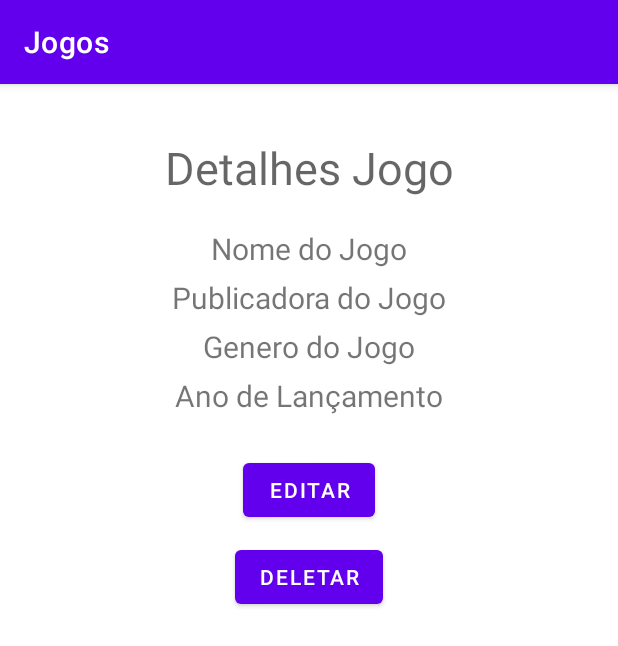
After one commit to gabrieldeina/Games, an Android app: the DetalhesActivity screen opened directly, with no data from a screen before it, on a phone screen of 412 x 824 dp. The commit adds this screen. Shown: the top 646 px of the screen. Run offline under Robolectric (Android 15) with nearby library versions, the phone set to English and light mode, and no system bars; 6 statements that could not run were skipped.

Commit message:
created details, implemented delete and update

```diff
--- a/app/src/main/AndroidManifest.xml
+++ b/app/src/main/AndroidManifest.xml
@@ -9,6 +9,9 @@
         android:roundIcon="@mipmap/ic_launcher_round"
         android:supportsRtl="true"
         android:theme="@style/Theme.Jogos">
+        <activity
+            android:name=".activities.DetalhesActivity"
+            android:exported="true" />
         <activity
             android:name=".activities.CreateActivity"
             android:exported="true" />
--- /dev/null
+++ b/app/src/main/java/com/deina/jogos/activities/DetalhesActivity.java
@@ -0,0 +1,89 @@
+package com.deina.jogos.activities;
+
+import androidx.appcompat.app.AlertDialog;
+import androidx.appcompat.app.AppCompatActivity;
+
+import android.content.DialogInterface;
+import android.content.Intent;
+import android.os.Bundle;
+import android.widget.Button;
+import android.widget.TextView;
+import android.widget.Toast;
+
+import com.deina.jogos.R;
+import com.deina.jogos.controller.GameDAO;
+import com.deina.jogos.model.Game;
+
+public class DetalhesActivity extends AppCompatActivity {
+
+    TextView tvNameDetail;
+    TextView tvPublisherDetail;
+    TextView tvGenreDetail;
+    TextView tvYearDetail;
+    Button btnDelete;
+    Button btnEdit;
+    GameDAO gameDAO;
+
+    boolean deleted = false;
+    int position;
+
+    @Override
+    protected void onCreate(Bundle savedInstanceState) {
+        super.onCreate(savedInstanceState);
+        setContentView(R.layout.activity_detalhes);
+
+        tvNameDetail = findViewById(R.id.tvNameDetail);
+        tvPublisherDetail = findViewById(R.id.tvPublisherDetail);
+        tvGenreDetail = findViewById(R.id.tvGenreDetail);
+        tvYearDetail = findViewById(R.id.tvYearDetail);
+        btnDelete = findViewById(R.id.btnDelete);
+        btnEdit = findViewById(R.id.btnEdit);
+
+        gameDAO = new GameDAO();
+
+        Intent intentDetails = getIntent();
+        position = intentDetails.getIntExtra("position", -1);
+
+        if (position == -1) {
+            finish();
+        }
+
+        btnDelete.setOnClickListener(v -> {
+            new AlertDialog.Builder(this)
+                    .setTitle("Excluir Jogo")
+                    .setMessage("Deseja excluir este jogo?")
+                    .setPositiveButton("Sim!", new DialogInterface.OnClickListener() {
+                        @Override
+                        public void onClick(DialogInterface dialog, int which) {
+                            gameDAO.remove(position);
+                            deleted = true;
+                            onResume();
+                        }
+                    })
+                    .setNegativeButton("Não", null)
+                    .show();
+        });
+
+        btnEdit.setOnClickListener(v -> {
+            Intent editIntent = new Intent(this, CreateActivity.class);
+            editIntent.putExtra("position", position);
+            startActivity(editIntent);
+        });
+    }
+
+    @Override
+    protected void onResume() {
+        super.onResume();
+        if(deleted) {
+            Toast.makeText(this, "Jogo Removido!", Toast.LENGTH_SHORT).show();
+            finish();
+        } else {
+            Game game = gameDAO.getGame(position);
+            tvNameDetail.setText(game.getName());
+            tvPublisherDetail.setText(game.getPublisher());
+            tvGenreDetail.setText(game.getGenre());
+            tvYearDetail.setText(game.getYear());
+        }
+
+    }
+}
--- a/app/src/main/java/com/deina/jogos/adapter/GameViewHolder.java
+++ b/app/src/main/java/com/deina/jogos/adapter/GameViewHolder.java
@@ -1,6 +1,7 @@
 package com.deina.jogos.adapter;
 
 import android.view.View;
+import android.widget.Button;
 import android.widget.TextView;
 
 import androidx.annotation.NonNull;
@@ -14,6 +15,7 @@ public class GameViewHolder extends RecyclerView.ViewHolder {
     TextView tvPublisher;
     TextView tvGenre;
     TextView tvYear;
+    Button btnDetails;
 
     public GameViewHolder(@NonNull View itemView) {
         super(itemView);
@@ -22,5 +24,6 @@ public class GameViewHolder extends RecyclerView.ViewHolder {
         tvPublisher = itemView.findViewById(R.id.tvPublisher);
         tvGenre = itemView.findViewById(R.id.tvGenre);
         tvYear = itemView.findViewById(R.id.tvYear);
+        btnDetails = itemView.findViewById(R.id.btnDetails);
     }
 }
--- a/app/src/main/java/com/deina/jogos/controller/GameDAO.java
+++ b/app/src/main/java/com/deina/jogos/controller/GameDAO.java
@@ -14,4 +14,10 @@ public class GameDAO {
     public Game getGame(int i) { return gamesList.get(i); }
 
     public List<Game> getGamesList() { return gamesList; }
+
+    public void editGame(int position, Game game){
+        gamesList.set(position, game);
+    }
+
+    public void remove(int position) { gamesList.remove(position); }
 }
--- /dev/null
+++ b/app/src/main/res/layout/activity_detalhes.xml
@@ -0,0 +1,85 @@
+<?xml version="1.0" encoding="utf-8"?>
+<androidx.constraintlayout.widget.ConstraintLayout xmlns:android="http://schemas.android.com/apk/res/android"
+    xmlns:app="http://schemas.android.com/apk/res-auto"
+    xmlns:tools="http://schemas.android.com/tools"
+    android:layout_width="match_parent"
+    android:layout_height="match_parent"
+    android:padding="15dp"
+    tools:context=".activities.DetalhesActivity">
+
+    <TextView
+        android:id="@+id/textView4"
+        android:layout_width="wrap_content"
+        android:layout_height="wrap_content"
+        android:layout_marginTop="20dp"
+        android:text="Detalhes Jogo"
+        android:textAppearance="@style/TextAppearance.AppCompat.Display1"
+        android:textSize="30sp"
+        app:layout_constraintEnd_toEndOf="parent"
+        app:layout_constraintStart_toStartOf="parent"
+        app:layout_constraintTop_toTopOf="parent" />
+
+    <TextView
+        android:id="@+id/tvNameDetail"
+        android:layout_width="wrap_content"
+        android:layout_height="wrap_content"
+        android:layout_marginTop="20dp"
+        android:text="Nome do Jogo"
+        android:textSize="20sp"
+        app:layout_constraintEnd_toEndOf="parent"
+        app:layout_constraintStart_toStartOf="parent"
+        app:layout_constraintTop_toBottomOf="@+id/textView4" />
+
+    <TextView
+        android:id="@+id/tvPublisherDetail"
+        android:layout_width="wrap_content"
+        android:layout_height="wrap_content"
+        android:layout_marginTop="5dp"
+        android:text="Publicadora do Jogo"
+        android:textSize="20sp"
+        app:layout_constraintEnd_toEndOf="parent"
+        app:layout_constraintStart_toStartOf="parent"
+        app:layout_constraintTop_toBottomOf="@+id/tvNameDetail" />
+
+    <TextView
+        android:id="@+id/tvGenreDetail"
+        android:layout_width="wrap_content"
+        android:layout_height="wrap_content"
+        android:layout_marginTop="5dp"
+        android:text="Genero do Jogo"
+        android:textSize="20sp"
+        app:layout_constraintEnd_toEndOf="parent"
+        app:layout_constraintStart_toStartOf="parent"
+        app:layout_constraintTop_toBottomOf="@+id/tvPublisherDetail" />
+
+    <TextView
+        android:id="@+id/tvYearDetail"
+        android:layout_width="wrap_content"
+        android:layout_height="wrap_content"
+        android:layout_marginTop="5dp"
+        android:text="Ano de Lançamento"
+        android:textSize="20sp"
+        app:layout_constraintEnd_toEndOf="parent"
+        app:layout_constraintStart_toStartOf="parent"
+        app:layout_constraintTop_toBottomOf="@+id/tvGenreDetail" />
+
+    <Button
+        android:id="@+id/btnDelete"
+        android:layout_width="wrap_content"
+        android:layout_height="wrap_content"
+        android:layout_marginTop="10dp"
+        android:text="Deletar"
+        app:layout_constraintEnd_toEndOf="parent"
+        app:layout_constraintStart_toStartOf="parent"
+        app:layout_constraintTop_toBottomOf="@+id/btnEdit" />
+
+    <Button
+        android:id="@+id/btnEdit"
+        android:layout_width="wrap_content"
+        android:layout_height="wrap_content"
+        android:layout_marginTop="25dp"
+        android:text="Editar"
+        app:layout_constraintEnd_toEndOf="parent"
+        app:layout_constraintStart_toStartOf="parent"
+        app:layout_constraintTop_toBottomOf="@+id/tvYearDetail" />
+</androidx.constraintlayout.widget.ConstraintLayout>
--- a/app/src/main/res/layout/layout_game.xml
+++ b/app/src/main/res/layout/layout_game.xml
@@ -31,4 +31,10 @@
         android:layout_width="match_parent"
         android:layout_height="wrap_content"
         tools:text="Year that was published" />
+
+    <Button
+        android:id="@+id/btnDetails"
+        android:layout_width="match_parent"
+        android:layout_height="wrap_content"
+        android:text="Detalhes" />
 </LinearLayout>
--- a/build.gradle
+++ b/build.gradle
@@ -5,7 +5,7 @@ buildscript {
         mavenCentral()
     }
     dependencies {
-        classpath "com.android.tools.build:gradle:7.0.0"
+        classpath 'com.android.tools.build:gradle:7.0.2'
 
         // NOTE: Do not place your application dependencies here; they belong
         // in the individual module build.gradle files
```
Also changed, not shown: app/src/main/java/com/deina/jogos/activities/CreateActivity.java (+23 -1 lines), app/src/main/java/com/deina/jogos/adapter/GameAdapter.java (+8 -0 lines).
